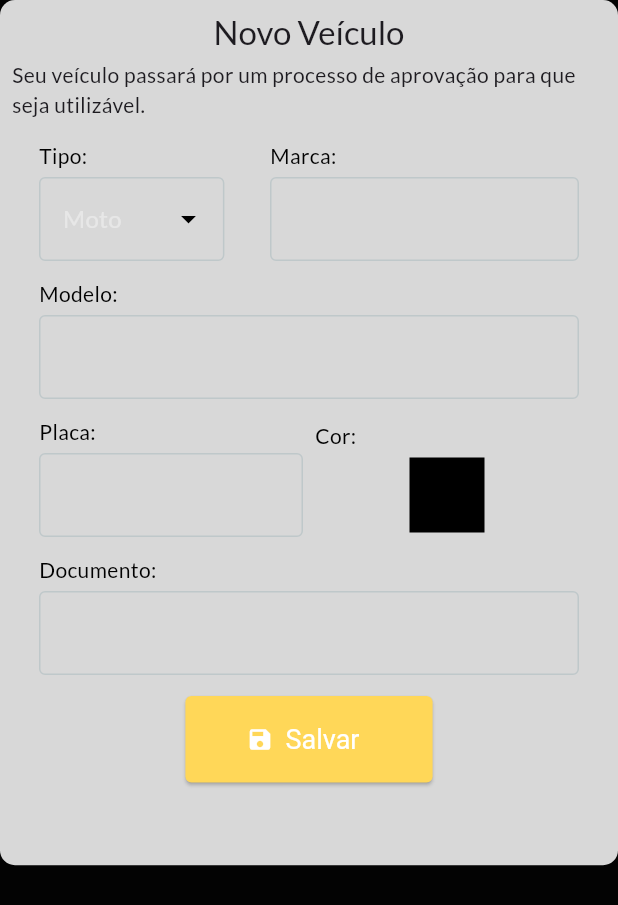
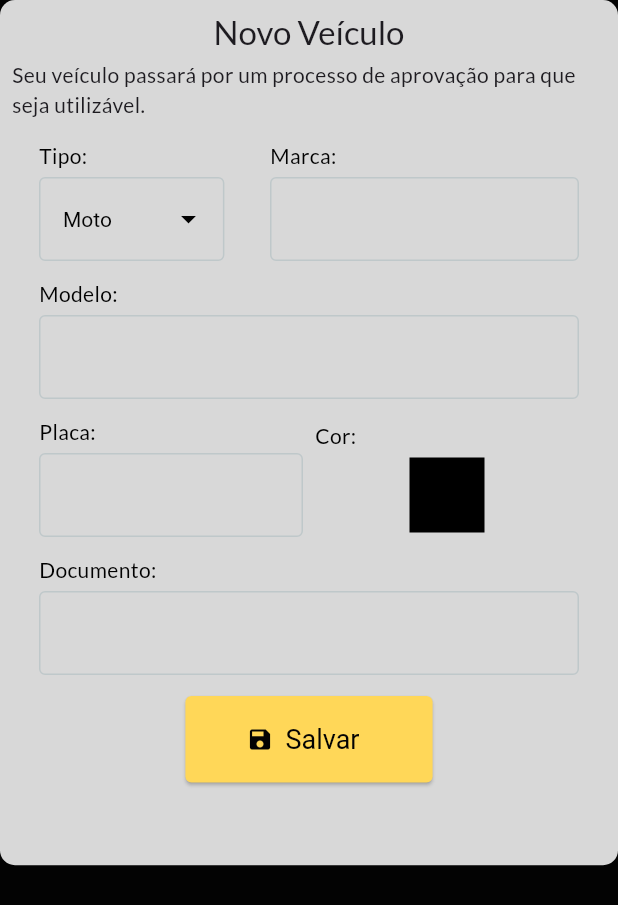
Before and after one commit to AlbertoJr789/app-motoblack-mototaxista, a Flutter app: the AddVehicle widget shown alone on an empty page, opened directly with empty values, on a phone screen of 412 x 824 dp. Shown: the top 905 px of the screen. Run offline on Flutter 3.47's test engine with Material 3 defaults, Android fonts, the phone set to English and light mode, and no system bars; our stand-ins replace animated_toggle_switch, cached_network_image, dio, dotted_border, file_picker, firebase_core and 14 more; missing offline and left inert: flutter_inappwebview; accounts and stored records are empty; network calls fail.

Commit message:
feat(ui): changing button text colors

```diff
--- a/lib/widgets/profile/vehicle/addVehicle.dart
+++ b/lib/widgets/profile/vehicle/addVehicle.dart
@@ -154,12 +154,14 @@ class _AddVehicleState extends State<AddVehicle> {
                                             canvasColor: Theme.of(context)
                                                 .colorScheme
                                                 .inversePrimary,
+                                            disabledColor: Theme.of(context).colorScheme.secondary,
                                           ),
                                           child: DropdownButtonFormField(
                                             value: VehicleType.motorcycle,
-                                            icon: const Icon(
+                                            style: TextStyle(color: Theme.of(context).colorScheme.secondary,),
+                                            icon: Icon(
                                               Icons.arrow_drop_down_outlined,
-                                              color: Colors.black,
+                                              color: Theme.of(context).colorScheme.secondary,
                                             ),
                                             isExpanded: true,
                                             items: const [
@@ -379,21 +381,21 @@ class _AddVehicleState extends State<AddVehicle> {
                                             _saveVehicle(context);
                                           }
                                         : null,
-                                    icon: const Icon(
+                                    icon: Icon(
                                       Icons.save,
-                                      color: Colors.white,
+                                      color: Theme.of(context).colorScheme.secondary,
                                     ),
                                     label: !_isSaving
-                                        ? const Text(
+                                        ? Text(
                                             'Salvar',
                                             style: TextStyle(
                                                 fontSize: 18,
-                                                color: Colors.white),
+                                                color: Theme.of(context).colorScheme.secondary),
                                           )
-                                        : const Padding(
+                                        : Padding(
                                             padding: EdgeInsets.all(8.0),
                                             child: CircularProgressIndicator(
-                                              color: Colors.black,
+                                              color: Theme.of(context).colorScheme.secondary,
                                             ),
                                           ),
                                   ),
```
Also changed, not shown: lib/widgets/profile/profileDetails.dart (+6 -6 lines), lib/widgets/profile/vehicle/vehicles.dart (+4 -4 lines).
